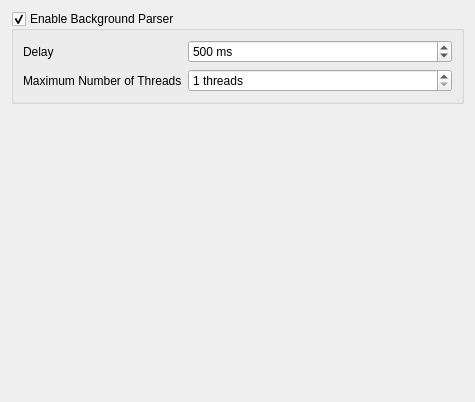
Above: shell/settings/bgsettings.ui from KDE/kdevelop before the change. Below: the same form after it.
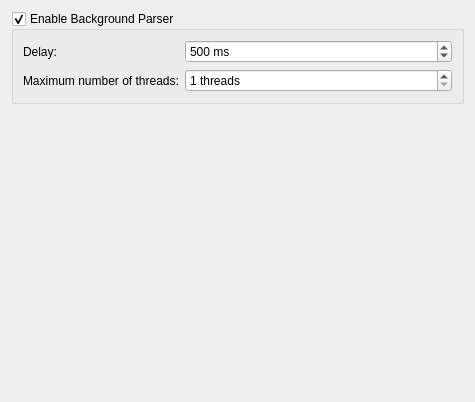
That is the form after the change.

Commit message: Respect KDE HIG in settings dialogs

```diff
--- a/shell/settings/bgsettings.ui
+++ b/shell/settings/bgsettings.ui
@@ -47,7 +47,7 @@
          <string>The time to wait before the document is re-analyzed when you edit it.</string>
         </property>
         <property name="text">
-         <string>Delay</string>
+         <string>Delay:</string>
         </property>
        </widget>
       </item>
@@ -79,7 +79,7 @@
          <string>The maximum number of parallel instances the background parser uses. If unsure, select 1 or 2.</string>
         </property>
         <property name="text">
-         <string>Maximum Number of Threads</string>
+         <string>Maximum number of threads:</string>
         </property>
        </widget>
       </item>
```
The commit also changes 3 other files.
